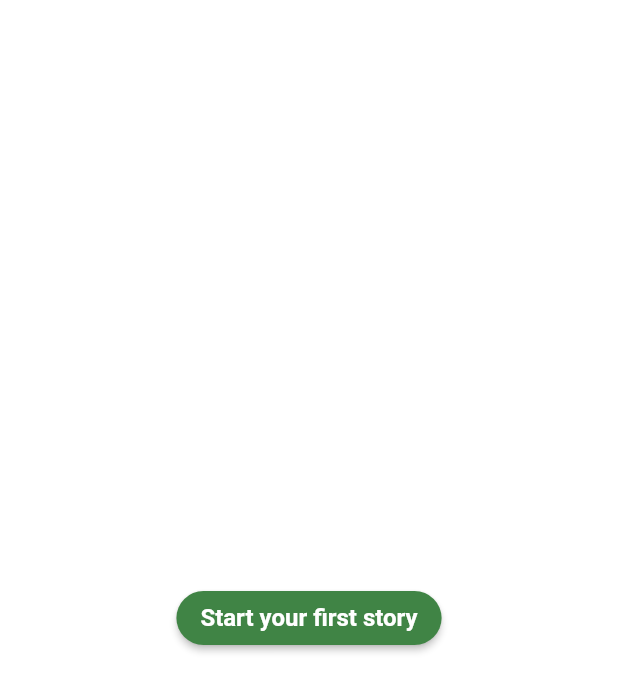
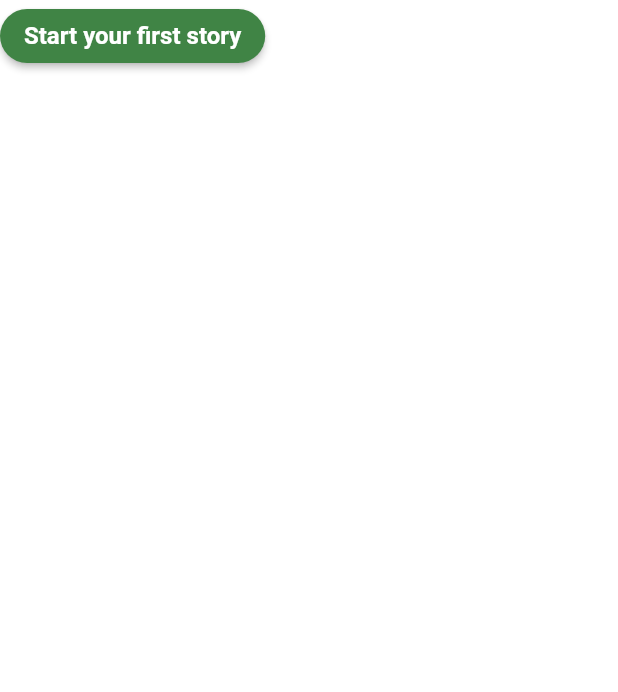
Before and after one commit to Add00w/hebr, a Flutter app: the AnimatedStartStoryButton widget shown alone on an empty page, opened directly, on a phone screen of 412 x 824 dp. Shown: the top 692 px of the screen. Run offline on Flutter 3.47's test engine with Material 2 defaults, Android fonts, the phone set to English and light mode, and no system bars; our stand-ins replace badges, bloc, easy_localization, firebase_auth, firebase_core, flutter_bloc and 2 more; missing offline and left inert: flutter_quill; accounts and stored records are empty; Roboto replaces fonts that are missing (Cairo); statements that could not run were skipped.

Commit message:
remove animated align widget.

```diff
--- a/lib/features/profile/ui/widgets/animated_start_story_button.dart
+++ b/lib/features/profile/ui/widgets/animated_start_story_button.dart
@@ -41,10 +41,7 @@ class _AnimatedStartStoryButtonState extends State<AnimatedStartStoryButton>
 
   @override
   Widget build(BuildContext context) {
-    return AnimatedAlign(
-      alignment: Alignment.center,
-      duration: const Duration(milliseconds: 500),
-      child: ElevatedButton(
+    return ElevatedButton(
       onPressed: () {
         context.read<BottomNavCubit>().changeBottomNavIndex(2);
       },
@@ -64,7 +61,6 @@ class _AnimatedStartStoryButtonState extends State<AnimatedStartStoryButton>
           ),
         ),
       ),
-      ),
     );
   }
 }
```
Lines whose indentation alone changed are shown as unchanged.
